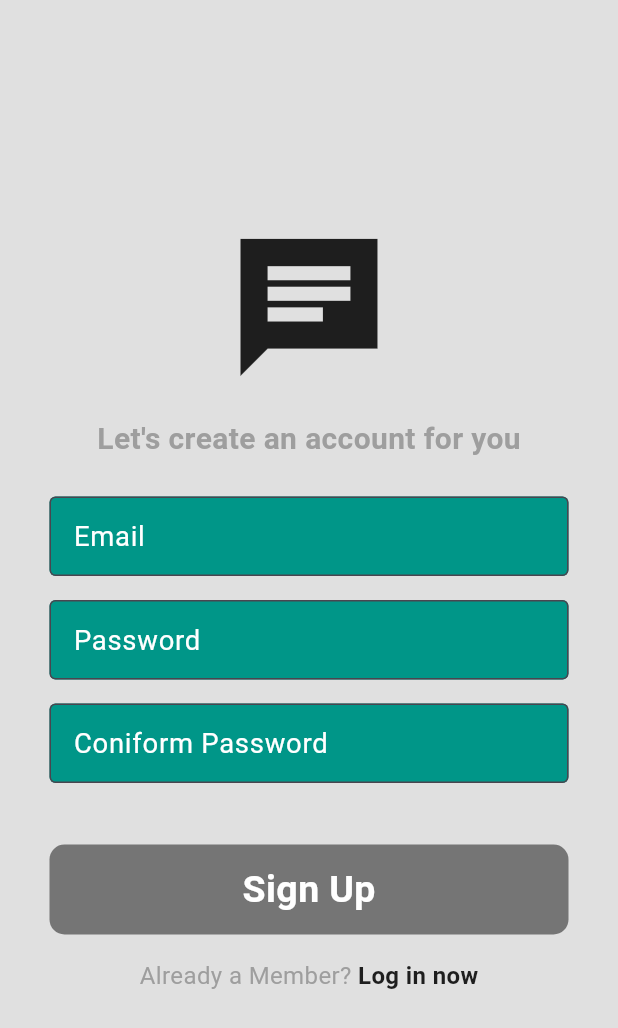
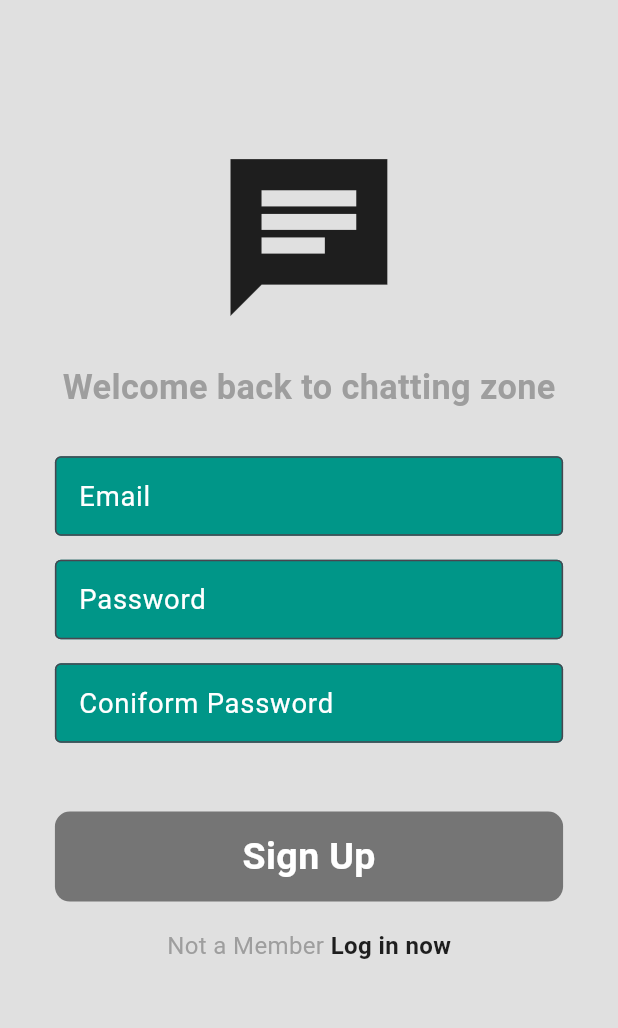
Before and after one commit to rahmatillo31/newchattingApp, a Flutter app: the screen it shows after launch, after a tap on "Registar now", on a phone screen of 412 x 824 dp. Shown: the top 1028 px of the screen. Run offline on Flutter 3.47's test engine with Material 3 defaults, Android fonts, the phone set to English and light mode, and no system bars; our stand-ins replace cloud_firestore, firebase_auth, firebase_core, flutter_screenutil; accounts and stored records are empty; network calls fail.

Commit message:
chatting app final

```diff
--- a/analysis_options.yaml
+++ b/analysis_options.yaml
@@ -10,6 +10,8 @@
 #include: package:flutter_lints/flutter.yaml
 
 linter:
+
+
   # The lint rules applied to this project can be customized in the
   # section below to disable rules from the `package:flutter_lints/flutter.yaml`
   # included above or to enable additional rules. A list of all available lints
--- a/lib/Model/message.dart
+++ b/lib/Model/message.dart
@@ -2,7 +2,6 @@ import 'package:cloud_firestore/cloud_firestore.dart';
 
 class Message {
   final String senderId;
-
   final String senderEmail;
   final String reciverId;
   final String message;
--- a/lib/chatting/chat_service.dart
+++ b/lib/chatting/chat_service.dart
@@ -19,8 +19,8 @@ class ChatService extends ChangeNotifier {
         senderId: currentUserId,
         senderEmail: currentUserEmail,
         reciverId: receicerId,
-        message: message,
-        timestamp: timestamp);
+        timestamp: timestamp,
+      message: message,);
 
 
     // main brain
@@ -40,6 +40,7 @@ class ChatService extends ChangeNotifier {
     List<String> ids = [userId, otherUserId];
     ids.sort();
     String chatRoomId = ids.join("_");
+    print(chatRoomId);
 
     return _firestore
         .collection('chat_rooms')
--- a/lib/components/Text_Field1.dart
+++ b/lib/components/Text_Field1.dart
@@ -23,7 +23,7 @@ class MyTextField extends StatelessWidget {
                 borderSide: BorderSide(color: Colors.grey.shade600),
               ),
               focusedBorder: OutlineInputBorder(
-                borderSide: BorderSide(color: Colors.white70),
+                borderSide: BorderSide(color: Colors.black87, width: 1),
               ),
               fillColor: Colors.teal[500],
               filled: true,
--- a/lib/components/chat_babble.dart
+++ b/lib/components/chat_babble.dart
@@ -10,10 +10,10 @@ class ChatBabble extends StatelessWidget {
     return Container(
       padding: EdgeInsets.all(12),
       decoration: BoxDecoration(
-          borderRadius: BorderRadius.circular(9), color: Colors.teal),
+          borderRadius: BorderRadius.circular(10), color: Colors.teal),
       child: Text(
         message,
-        style: TextStyle(fontSize: 16, color: Colors.white),
+        style: TextStyle(fontSize: 16, color: Colors.black),
       ),
     );
   }
--- a/lib/main.dart
+++ b/lib/main.dart
@@ -9,12 +9,7 @@ import 'package:provider/provider.dart';
 void main() async {
   WidgetsFlutterBinding.ensureInitialized();
   await Firebase.initializeApp(options: DefaultFirebaseOptions.currentPlatform);
-  runApp(ChangeNotifierProvider(
-      create: (context) => AuthService(),
-      child: ChangeNotifierProvider(
-        create: (context) => AuthService(),
-        child: MyApp(),
-      )));
+  runApp(MyApp());
 }
 
 class MyApp extends StatefulWidget {
@@ -27,7 +22,11 @@ class MyApp extends StatefulWidget {
 class _MyAppState extends State<MyApp> {
   @override
   Widget build(BuildContext context) {
-    return ScreenUtilInit(
+    return ChangeNotifierProvider(
+        create: (context) => AuthService(),
+        child: ChangeNotifierProvider(
+          create: (context) => AuthService(),
+          child: ScreenUtilInit(
             designSize: const Size(360, 690),
             minTextAdapt: true,
             splitScreenMode: true,
@@ -37,12 +36,14 @@ class _MyAppState extends State<MyApp> {
                 title: 'First Method',
                 theme: ThemeData(
                   primarySwatch: Colors.blue,
-            textTheme: Typography.englishLike2018.apply(fontSizeFactor: 1.sp),
+                  textTheme:
+                      Typography.englishLike2018.apply(fontSizeFactor: 1.sp),
                 ),
                 home: child,
               );
             },
             child: const AuthGate(title: 'First Method'),
-    );
+          ),
+        ));
   }
 }
--- a/lib/pages/Log_in_page1.dart
+++ b/lib/pages/Log_in_page1.dart
@@ -1,6 +1,5 @@
 import 'package:flutter/material.dart';
 import 'package:provider/provider.dart';
-
 import '../components/My_Buttom.dart';
 import '../components/Text_Field1.dart';
 import '../servises/Auth_Servise.dart';
@@ -44,10 +43,11 @@ class _Log_inPState extends State<Log_inP> {
         child: Center(
           child: Padding(
             padding: const EdgeInsets.symmetric(horizontal: 25.0),
+            child: SingleChildScrollView(
               child: Column(
                 children: [
                   SizedBox(
-                  height: 180,
+                    height: 30,
                   ),
                   //logo
                   Icon(
@@ -90,7 +90,7 @@ class _Log_inPState extends State<Log_inP> {
                     mainAxisAlignment: MainAxisAlignment.center,
                     children: [
                       Text(
-                      "Not a Member",
+                        "Already a Member?",
                         style: TextStyle(color: Colors.grey),
                       ),
                       SizedBox(
@@ -101,7 +101,8 @@ class _Log_inPState extends State<Log_inP> {
                         child: Text(
                           "Registar now",
                           style: TextStyle(
-                            fontWeight: FontWeight.bold, color: Colors.black87),
+                              fontWeight: FontWeight.bold,
+                              color: Colors.black87),
                         ),
                       )
                     ],
@@ -111,6 +112,7 @@ class _Log_inPState extends State<Log_inP> {
             ),
           ),
         ),
+      ),
     );
   }
 }
--- a/lib/pages/registar_page.dart
+++ b/lib/pages/registar_page.dart
@@ -1,4 +1,5 @@
 import 'package:flutter/material.dart';
+import 'package:flutter_screenutil/flutter_screenutil.dart';
 import 'package:provider/provider.dart';
 
 import '../components/My_Buttom.dart';
@@ -44,29 +45,32 @@ class _Register_pageState extends State<Register_page> {
       backgroundColor: Colors.grey[300],
       body: SafeArea(
         child: Padding(
-          padding: const EdgeInsets.symmetric(horizontal: 25.0),
+          padding:  EdgeInsets.symmetric(horizontal: 25.0.w),
           child: SingleChildScrollView(
             child: Column(
               children: [
                 SizedBox(
-                  height: 150,
+                  height: 80.h,
                 ),
                 //logo
                 Icon(
                   Icons.chat_sharp,
-                  size: 110,
+                  size: 110.r,
                 ),
                 SizedBox(
-                  height: 20,
+                  height: 20.h,
                 ),
                 //Text
                 Text(
-                  "Let's create an account for you",
-                  style: TextStyle(fontSize: 20, fontWeight: FontWeight.w600,color: Colors.grey),
+                  "Welcome back to chatting zone",
+                  style: TextStyle(
+                      fontSize: 20.sp,
+                      fontWeight: FontWeight.w600,
+                      color: Colors.grey),
                   //textfield
                 ),
                 SizedBox(
-                  height: 20,
+                  height: 20.h,
                 ),
                 MyTextField(
                     controller: Emailcontroller,
@@ -82,23 +86,23 @@ class _Register_pageState extends State<Register_page> {
                     hintText: "Coniform Password",
                     ObscureText: true),
                 SizedBox(
-                  height: 25,
+                  height: 25.h,
                 ),
                 //bottom sign up
                 My_bottom1(onTap: signUp, text: "Sign Up"),
                 SizedBox(
-                  height: 10,
+                  height: 10.h,
                 ),
 
                 Row(
                   mainAxisAlignment: MainAxisAlignment.center,
                   children: [
                     Text(
-                      "Already a Member? ",
+                      "Not a Member ",
                       style: TextStyle(color: Colors.grey),
                     ),
                     SizedBox(
-                      height: 5,
+                      height: 5.h,
                     ),
                     GestureDetector(
                       onTap: widget.ontap,
--- a/pubspec.yaml
+++ b/pubspec.yaml
@@ -94,3 +94,5 @@ flutter:
   #
   # For details regarding fonts from package dependencies,
   # see https://flutter.dev/custom-fonts/#from-packages
+  assets:
+    - lib/pages/
```
Also changed, not shown: lib/pages/chatting_Page1.dart (+36 -23 lines), lib/pages/home_page.dart (+18 -6 lines), pubspec.lock, 30 other files. Lines whose indentation alone changed are shown as unchanged.
